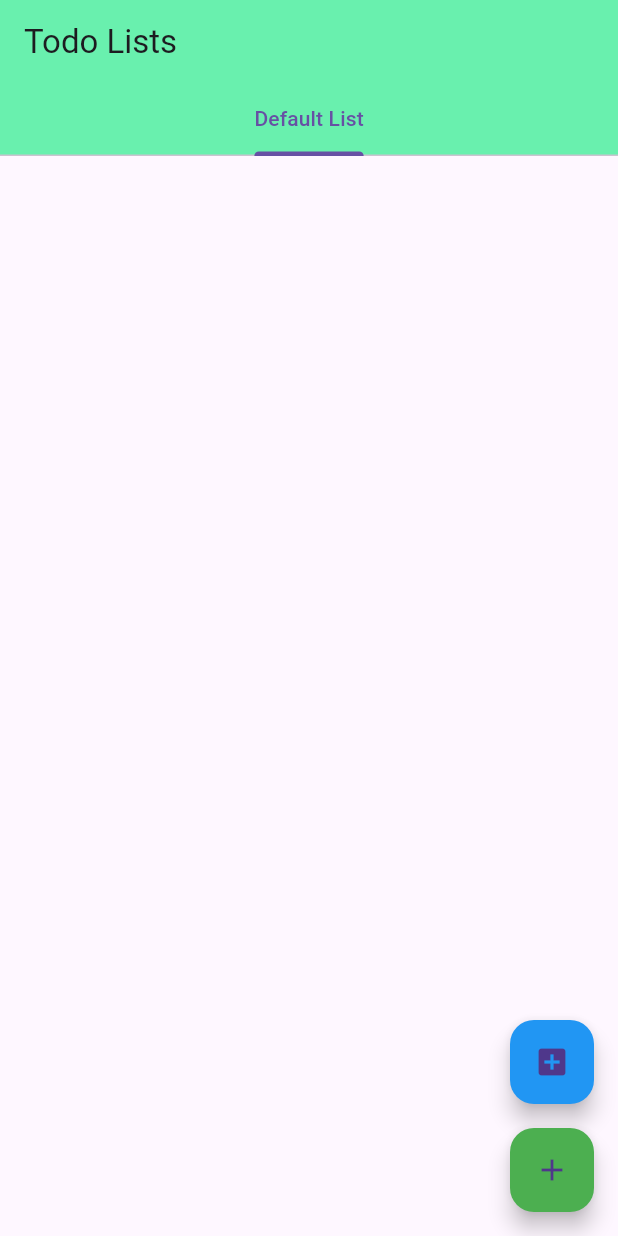
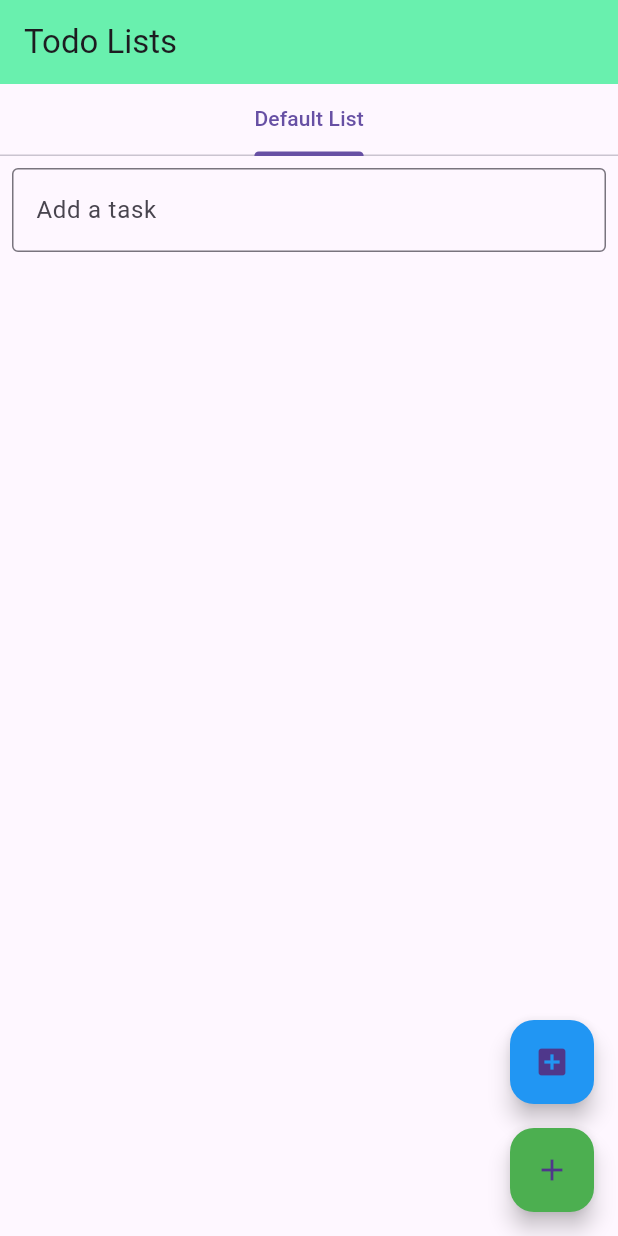
Before and after one commit to Andehvik/todo_list, a Flutter app: the screen it shows after launch, on a phone screen of 412 x 824 dp. Run offline on Flutter 3.47's test engine with Material 3 defaults, Android fonts, the phone set to English and light mode, and no system bars.

Commit message:
Added inputField between tabs and tasks

```diff
--- a/lib/screens/list_screen.dart
+++ b/lib/screens/list_screen.dart
@@ -29,7 +29,11 @@ class _ListScreenState extends State<ListScreen> {
         appBar: AppBar(
           title: const Text('Todo Lists'),
           backgroundColor: Colors.greenAccent,
-          bottom: TabBar(
+        ),
+        body: Column(
+          children: [
+            // TabBar for switching categories
+            TabBar(
               onTap: (index) {
                 setState(() {
                   currentTabIndex = index;
@@ -37,21 +41,47 @@ class _ListScreenState extends State<ListScreen> {
               },
               tabs: List.generate(taskLists.length, (index) {
                 return GestureDetector(
-                onLongPress: () => _showTabOptionsDialog(index),
+                  onLongPress: () => _showTabOptionsDialog(index), // Restore long-press functionality
                   child: Tab(
                     text: taskLists[index].categoryName,
                   ),
                 );
               }),
             ),
+            // TextField for adding tasks
+            Padding(
+              padding: const EdgeInsets.all(8.0),
+              child: TextField(
+                decoration: InputDecoration(
+                  labelText: 'Add a task',
+                  border: OutlineInputBorder(),
                 ),
-        body: TabBarView(
+                onSubmitted: (value) {
+                  if (value.isNotEmpty) {
+                    taskLists[currentTabIndex].addTask(
+                      Task(
+                        id: counter.toString(),
+                        title: value,
+                        isDone: false,
+                      ),
+                    );
+                    counter++;
+                  }
+                },
+              ),
+            ),
+            // TabBarView for displaying tasks
+            Expanded(
+              child: TabBarView(
                 children: List.generate(taskLists.length, (index) {
                   return ChangeNotifierProvider.value(
                     value: taskLists[index],
                     child: TaskListWidget(),
                   );
                 }),
+              ),
+            ),
+          ],
         ),
         floatingActionButton: Column(
           mainAxisAlignment: MainAxisAlignment.end,
@@ -76,6 +106,7 @@ class _ListScreenState extends State<ListScreen> {
       ),
     );
   }
+
 
   // Add New Tab (Category)
   void _addNewCategory(String categoryName) {
```
Also changed, not shown: lib/widgets/tab_bar_widget.dart (added). Lines whose indentation alone changed are shown as unchanged.
